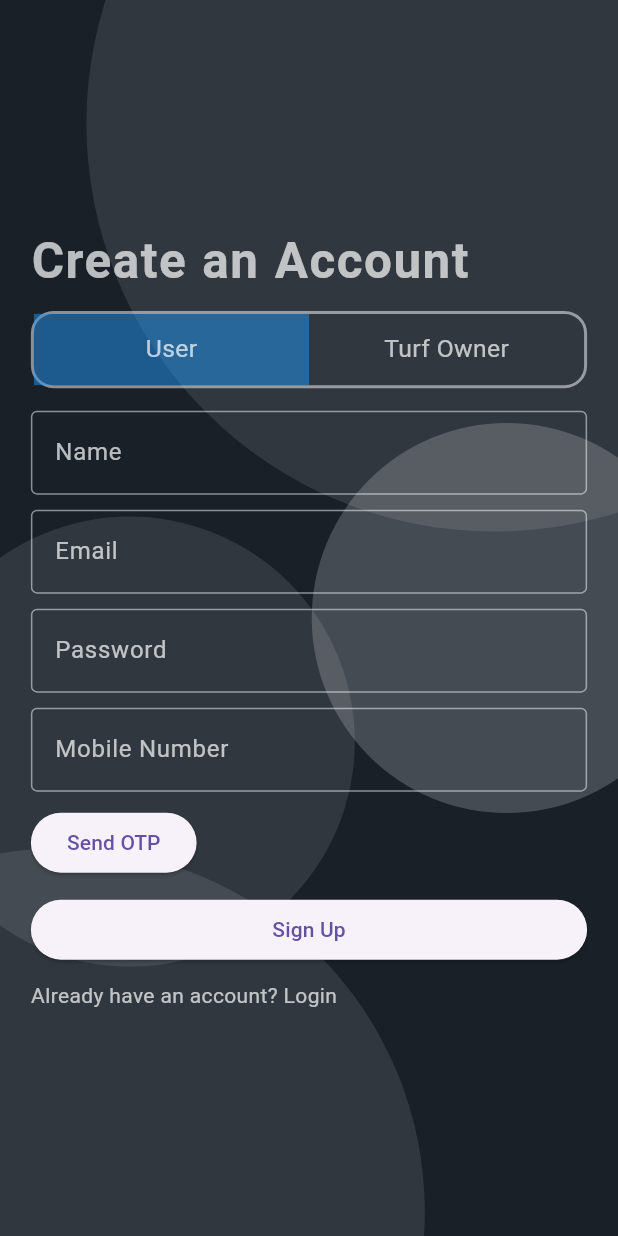
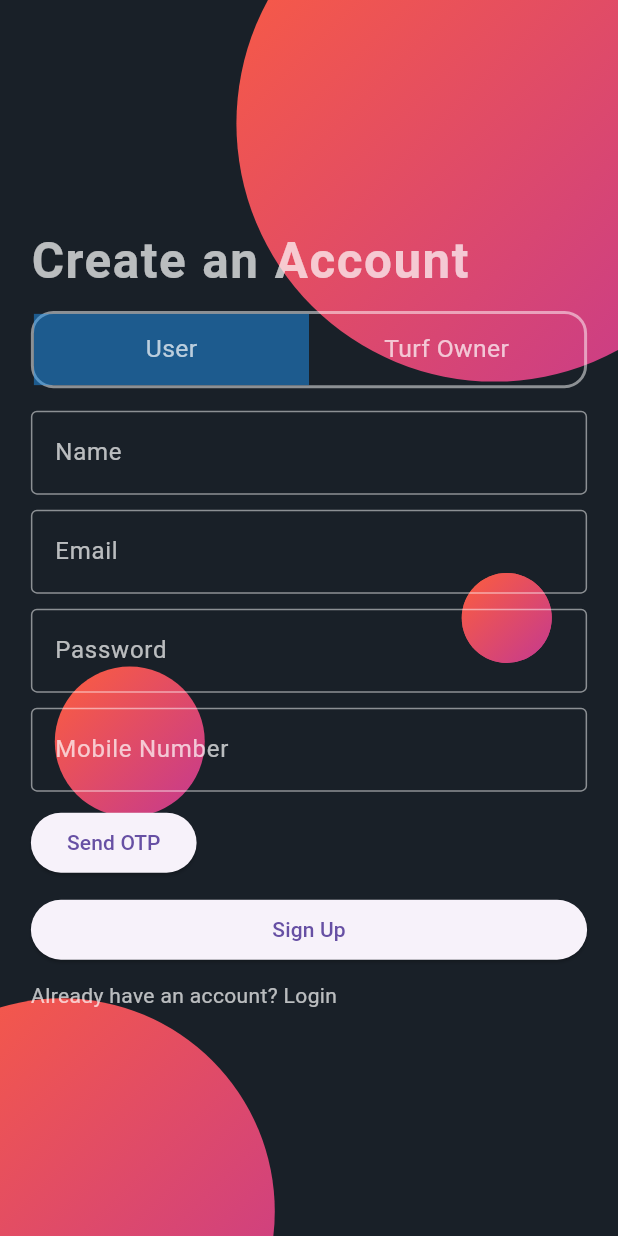
Before and after one commit to punchbiz2023/BookTheBiz, a Flutter app: the screen it shows after launch, after a tap on "Create New Account", on a phone screen of 412 x 824 dp. Run offline on Flutter 3.47's test engine with Material 3 defaults, Android fonts, the phone set to English and light mode, and no system bars; our stand-ins replace cloud_firestore, firebase_auth, firebase_core, firebase_storage, fluttertoast, geolocator and 4 more; accounts and stored records are empty.

Commit message:
sign up overflow and ui enhanced

```diff
--- a/lib/pages/sign_up_page.dart
+++ b/lib/pages/sign_up_page.dart
@@ -511,21 +511,23 @@ class _SignupPageState extends State<SignupPage> with TickerProviderStateMixin {
 }
 
 class MyPainter extends CustomPainter {
-  final double strokeWidth;
+  final double radius;
 
-  MyPainter(this.strokeWidth);
+  MyPainter(this.radius);
 
   @override
   void paint(Canvas canvas, Size size) {
-    Paint paint = Paint()
-      ..color = Colors.white.withOpacity(0.1)
-      ..style = PaintingStyle.fill;
+    final paint = Paint()
+      ..shader = LinearGradient(
+        colors: [Color(0xffFD5E3D), Color(0xffC43990)],
+        begin: Alignment.topLeft,
+        end: Alignment.bottomRight,
+      ).createShader(Rect.fromCircle(
+        center: Offset(0, 0),
+        radius: radius,
+      ));
 
-    canvas.drawCircle(
-      Offset(size.width / 2, size.height / 2),
-      100 + strokeWidth,
-      paint,
-    );
+    canvas.drawCircle(Offset.zero, radius, paint);
   }
 
   @override
@@ -533,3 +535,12 @@ class MyPainter extends CustomPainter {
     return true;
   }
 }
+
+class MyBehavior extends ScrollBehavior {
+  Widget buildViewportChrome(
+      BuildContext context, Widget child, AxisDirection axisDirection) {
+    return child;
+  }
+
+  bool shouldRepaint(CustomPainter oldDelegate) => false;
+}
```
